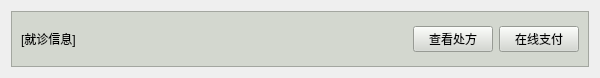
Qt form code/patient/medicalrecord.ui (laonuo2004/cpp-qt-medical-system) before a commit.
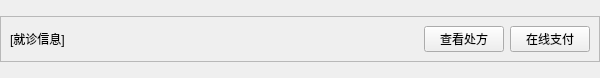
The same form after that commit.

Patch:
```diff
--- a/code/patient/medicalrecord.ui
+++ b/code/patient/medicalrecord.ui
@@ -20,16 +20,31 @@
    <string>Form</string>
   </property>
   <layout class="QHBoxLayout" name="horizontalLayout">
+   <property name="spacing">
+    <number>0</number>
+   </property>
+   <property name="leftMargin">
+    <number>0</number>
+   </property>
+   <property name="topMargin">
+    <number>0</number>
+   </property>
+   <property name="rightMargin">
+    <number>0</number>
+   </property>
+   <property name="bottomMargin">
+    <number>0</number>
+   </property>
    <item>
     <widget class="QFrame" name="frame">
      <property name="sizePolicy">
-      <sizepolicy hsizetype="Expanding" vsizetype="Expanding">
+      <sizepolicy hsizetype="Expanding" vsizetype="Fixed">
        <horstretch>0</horstretch>
        <verstretch>0</verstretch>
       </sizepolicy>
      </property>
      <property name="styleSheet">
-      <string notr="true">background-color: rgb(211, 215, 207);</string>
+      <string notr="true"/>
      </property>
      <property name="frameShape">
       <enum>QFrame::StyledPanel</enum>
```
Left out of the diff: 2 changed lines with no effect on the pictures.
